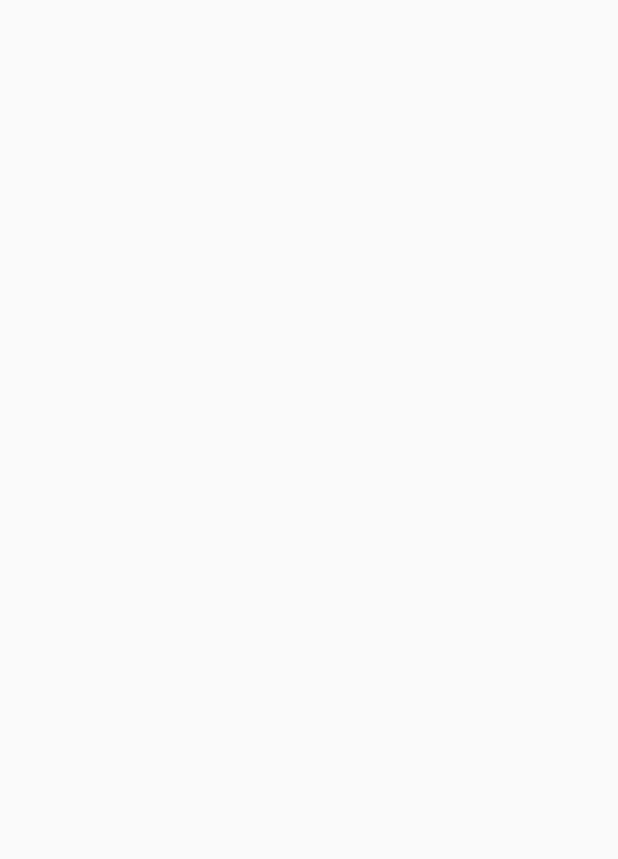
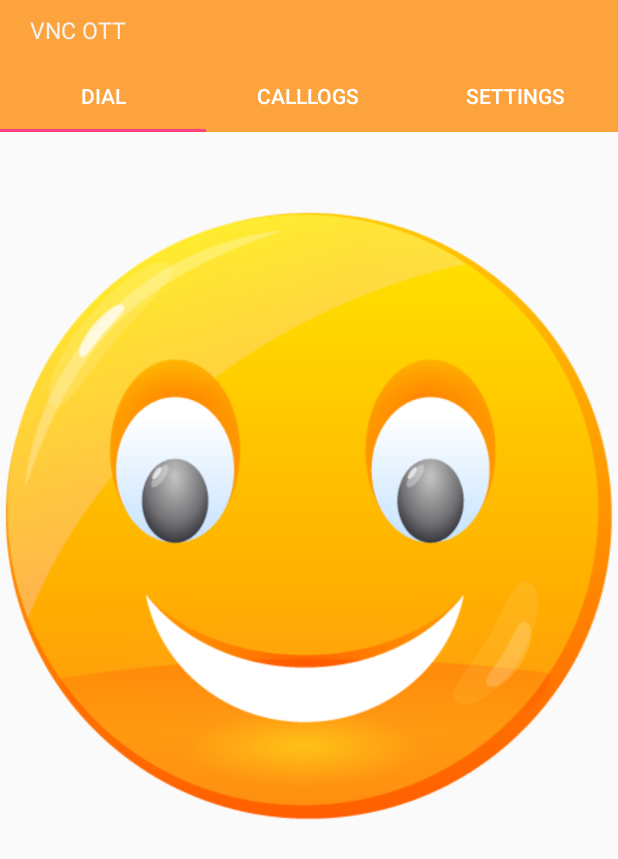
Before and after one commit to robinthuan/OTT_DESIGN, an Android app: the HomeActivity screen opened directly, with no data from a screen before it, on a phone screen of 412 x 824 dp. Before the commit the part shown is empty. Shown: the top 859 px of the screen. Run offline under Robolectric (Android 15) with nearby library versions, the phone set to English and light mode, and no system bars.

Commit message:
no message

```diff
--- a/app/build.gradle
+++ b/app/build.gradle
@@ -25,4 +25,6 @@ dependencies {
     testImplementation 'junit:junit:4.12'
     androidTestImplementation 'com.android.support.test:runner:1.0.1'
     androidTestImplementation 'com.android.support.test.espresso:espresso-core:3.0.1'
+    compile 'com.android.support:design:26.1.+'
+
 }
--- a/app/src/main/AndroidManifest.xml
+++ b/app/src/main/AndroidManifest.xml
@@ -16,6 +16,7 @@
                 <category android:name="android.intent.category.LAUNCHER" />
             </intent-filter>
         </activity>
+        <activity android:name=".AccountForSIPActivity"/>
         <activity android:name=".LoginActivity" />
         <activity android:name=".RegisterActivity" />
         <activity android:name=".ForgotActivity" />
--- /dev/null
+++ b/app/src/main/java/com/example/administrator/ott_demo/Fragment/FragmentOne.java
@@ -0,0 +1,29 @@
+package com.example.administrator.ott_demo.Fragment;
+
+
+import android.os.Bundle;
+import android.support.annotation.Nullable;
+import android.support.v4.app.Fragment;
+import android.view.LayoutInflater;
+import android.view.View;
+import android.view.ViewGroup;
+
+import com.example.administrator.ott_demo.R;
+
+/**
+ * Created by administrator on 12/14/17.
+ */
+
+public class FragmentOne extends Fragment {
+    @Override
+    public void onCreate(@Nullable Bundle savedInstanceState) {
+        super.onCreate(savedInstanceState);
+    }
+
+    @Nullable
+    @Override
+    public View onCreateView(LayoutInflater inflater, @Nullable ViewGroup container, @Nullable Bundle savedInstanceState) {
+        View view=inflater.inflate(R.layout.fragment_one,container,false);
+     return view;
+    }
+}
--- /dev/null
+++ b/app/src/main/java/com/example/administrator/ott_demo/Fragment/FragmentTwo.java
@@ -0,0 +1,28 @@
+package com.example.administrator.ott_demo.Fragment;
+
+import android.os.Bundle;
+import android.support.annotation.Nullable;
+import android.support.v4.app.Fragment;
+import android.view.LayoutInflater;
+import android.view.View;
+import android.view.ViewGroup;
+
+import com.example.administrator.ott_demo.R;
+
+/**
+ * Created by administrator on 12/14/17.
+ */
+
+public class FragmentTwo extends Fragment {
+    @Override
+    public void onCreate(@Nullable Bundle savedInstanceState) {
+        super.onCreate(savedInstanceState);
+    }
+
+    @Nullable
+    @Override
+    public View onCreateView(LayoutInflater inflater, @Nullable ViewGroup container, @Nullable Bundle savedInstanceState) {
+        View view=inflater.inflate(R.layout.fragment_two,container,false);
+        return view;
+    }
+}
--- a/app/src/main/java/com/example/administrator/ott_demo/HomeActivity.java
+++ b/app/src/main/java/com/example/administrator/ott_demo/HomeActivity.java
@@ -1,13 +1,23 @@
 package com.example.administrator.ott_demo;
 
+import android.support.design.widget.TabLayout;
+import android.support.v4.view.ViewPager;
 import android.support.v7.app.AppCompatActivity;
 import android.os.Bundle;
+import android.support.v7.widget.Toolbar;
 
 public class HomeActivity extends AppCompatActivity {
-
+    ViewPager viewPager;
+    TabLayout tabLayout;
+    android.support.v7.widget.Toolbar toolbar;
     @Override
     protected void onCreate(Bundle savedInstanceState) {
         super.onCreate(savedInstanceState);
         setContentView(R.layout.activity_home);
+        viewPager=(ViewPager) findViewById(R.id.viewpager);
+        tabLayout=(TabLayout)findViewById(R.id.tab);
+        ViewPagerAdapter viewPagerAdapter=new ViewPagerAdapter(getSupportFragmentManager());
+        viewPager.setAdapter(viewPagerAdapter);
+        tabLayout.setupWithViewPager(viewPager);
     }
 }
--- /dev/null
+++ b/app/src/main/java/com/example/administrator/ott_demo/ViewPagerAdapter.java
@@ -0,0 +1,63 @@
+package com.example.administrator.ott_demo;
+
+import android.support.v4.app.Fragment;
+import android.support.v4.app.FragmentManager;
+import android.support.v4.app.FragmentPagerAdapter;
+
+import com.example.administrator.ott_demo.Fragment.FragmentOne;
+import com.example.administrator.ott_demo.Fragment.FragmentThree;
+import com.example.administrator.ott_demo.Fragment.FragmentTwo;
+
+/**
+ * Created by administrator on 12/14/17.
+ */
+
+public class ViewPagerAdapter extends FragmentPagerAdapter {
+    public ViewPagerAdapter(FragmentManager fm) {
+        super(fm);
+    }
+
+    @Override
+    public Fragment getItem(int position) {
+        Fragment fragment = null;
+        switch (position) {
+            case 0:
+                fragment = new FragmentOne();
+                break;
+            case 1:
+                fragment = new FragmentTwo();
+                break;
+            case 2:
+                fragment = new FragmentThree();
+                break;
+            default:
+                break;
+        }
+        return fragment;
+    }
+
+    @Override
+    public int getCount() {
+        return 3;
+    }
+
+    @Override
+    public CharSequence getPageTitle(int position) {
+        String title = "";
+        switch (position) {
+            case 0:
+                title = "DIAL";
+                break;
+            case 1:
+                title = "CALLlOGS";
+                break;
+            case 2:
+                title = "SETTINGS";
+                break;
+            default:
+                break;
+
+        }
+        return title;
+    }
+}
--- a/app/src/main/res/layout/activity_home.xml
+++ b/app/src/main/res/layout/activity_home.xml
@@ -1,9 +1,38 @@
 <?xml version="1.0" encoding="utf-8"?>
-<android.support.constraint.ConstraintLayout xmlns:android="http://schemas.android.com/apk/res/android"
+<LinearLayout
+    xmlns:android="http://schemas.android.com/apk/res/android"
     xmlns:app="http://schemas.android.com/apk/res-auto"
     xmlns:tools="http://schemas.android.com/tools"
+    android:orientation="vertical"
     android:layout_width="match_parent"
-    android:layout_height="match_parent"
-    tools:context="com.example.administrator.ott_demo.HomeActivity">
+    android:layout_height="match_parent">
 
-</android.support.constraint.ConstraintLayout>
+    <RelativeLayout
+        android:background="@color/orange"
+        android:layout_width="match_parent"
+        android:layout_height="40dp">
+        <TextView
+            android:textSize="15dp"
+            android:textColor="@color/color_text_button"
+            android:text="VNC OTT"
+            android:paddingLeft="20dp"
+            android:layout_centerVertical="true"
+            android:layout_width="match_parent"
+            android:layout_height="wrap_content"/>
+    </RelativeLayout>
+<android.support.design.widget.TabLayout
+    android:id="@+id/tab"
+    android:layout_width="match_parent"
+    android:layout_height="wrap_content"
+    android:background="@color/orange"
+    app:tabSelectedTextColor="@android:color/white"
+    app:tabTextColor="@android:color/white"
+    app:tabMode="fixed">
+
+</android.support.design.widget.TabLayout>
+    <android.support.v4.view.ViewPager
+        android:id="@+id/viewpager"
+        android:layout_width="match_parent"
+        android:layout_height="wrap_content">
+    </android.support.v4.view.ViewPager>
+</LinearLayout>
--- a/app/src/main/res/layout/custom_dialog.xml
+++ b/app/src/main/res/layout/custom_dialog.xml
@@ -3,6 +3,7 @@
     android:layout_width="match_parent"
     android:layout_height="match_parent">
     <LinearLayout
+
         android:orientation="vertical"
         android:background="@drawable/dialog"
         android:paddingRight="20dp"
@@ -23,6 +24,7 @@
         android:layout_width="match_parent"
         android:layout_height="1dp"/>
         <Button
+           android:id="@+id/ok"
             android:layout_marginBottom="10dp"
             android:textSize="17sp"
             android:layout_marginTop="10dp"
--- /dev/null
+++ b/app/src/main/res/layout/fragment_one.xml
@@ -0,0 +1,10 @@
+<?xml version="1.0" encoding="utf-8"?>
+<RelativeLayout xmlns:android="http://schemas.android.com/apk/res/android"
+    android:layout_width="match_parent" android:layout_height="match_parent">
+    <ImageView
+        android:layout_width="wrap_content"
+        android:layout_height="wrap_content"
+        android:src="@drawable/one"
+        />
+
+</RelativeLayout>
```
Also changed, not shown: app/src/main/java/com/example/administrator/ott_demo/AccountForSIPActivity.java (added, +46 -0 lines), app/src/main/java/com/example/administrator/ott_demo/Fragment/FragmentThree.java (added, +28 -0 lines), app/src/main/java/com/example/administrator/ott_demo/RegisterActivity.java (+11 -0 lines), app/src/main/res/layout/account_for_sip.xml (added, +120 -0 lines), app/src/main/res/layout/dialog_edit_sip_account.xml (added, +161 -0 lines), app/src/main/res/layout/fragment_three.xml (added, +10 -0 lines), app/src/main/res/layout/fragment_two.xml (added, +10 -0 lines), app/src/main/res/drawable/arrow_icon.png (added), app/src/main/res/drawable/one.png (added), app/src/main/res/drawable/three.png (added), app/src/main/res/drawable/two.png (added).
